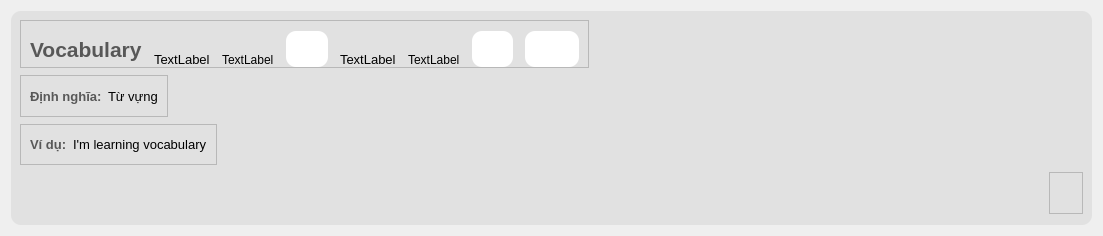
yuukun123/LexiLand, file UI/forms/vocab_card_name.ui: the form before one commit.
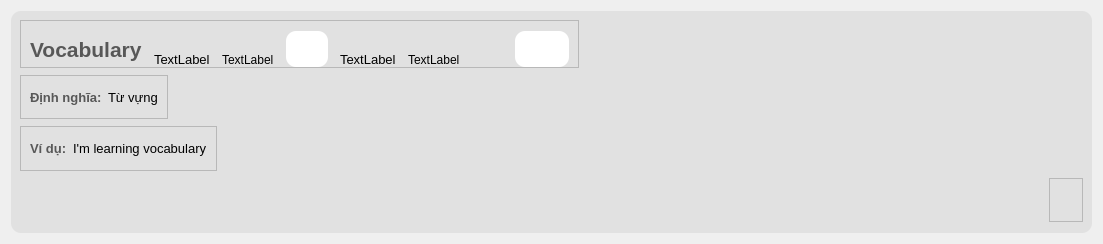
The form after the commit. Icons and pictures are not drawn.

Diff of the .ui file:
```diff
--- a/UI/forms/vocab_card_name.ui
+++ b/UI/forms/vocab_card_name.ui
@@ -7,7 +7,7 @@
     <x>0</x>
     <y>0</y>
     <width>1103</width>
-    <height>236</height>
+    <height>244</height>
    </rect>
   </property>
   <property name="windowTitle">
@@ -213,7 +213,7 @@
             <cursorShape>PointingHandCursor</cursorShape>
            </property>
            <property name="styleSheet">
-            <string notr="true">background-color: rgb(255, 255, 255);
+            <string notr="true">background-color: none;
 border-radius: 10px;
 </string>
            </property>
@@ -225,16 +225,16 @@
            </property>
            <layout class="QHBoxLayout" name="horizontalLayout_8">
             <property name="leftMargin">
-             <number>5</number>
+             <number>0</number>
             </property>
             <property name="topMargin">
-             <number>5</number>
+             <number>0</number>
             </property>
             <property name="rightMargin">
-             <number>5</number>
+             <number>0</number>
             </property>
             <property name="bottomMargin">
-             <number>5</number>
+             <number>0</number>
             </property>
             <item>
              <widget class="QPushButton" name="playAudioBtn_US">
```
